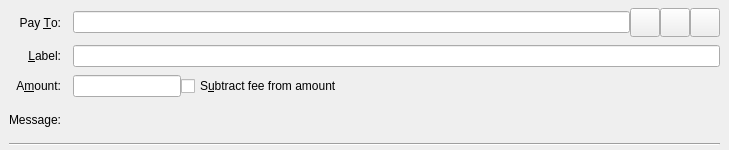
Above: src/qt/forms/sendcoinsentry.ui from rlinxy/fcore before the change. Below: the same form after it.
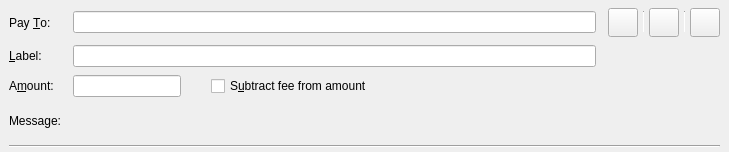
That is the form after the change. Icons and pictures are not drawn. Custom widgets are drawn as their Qt base class.

What changed in the file:
```diff
--- a/src/qt/forms/sendcoinsentry.ui
+++ b/src/qt/forms/sendcoinsentry.ui
@@ -7,7 +7,7 @@
     <x>0</x>
     <y>0</y>
     <width>729</width>
-    <height>150</height>
+    <height>152</height>
    </rect>
   </property>
   <property name="focusPolicy">
@@ -41,18 +41,82 @@
       <property name="text">
        <string>Pay &amp;To:</string>
       </property>
-      <property name="alignment">
-       <set>Qt::AlignRight|Qt::AlignTrailing|Qt::AlignVCenter</set>
-      </property>
       <property name="buddy">
        <cstring>payTo</cstring>
       </property>
      </widget>
     </item>
+    <item row="2" column="1">
+     <layout class="QHBoxLayout" name="horizontalLayoutAmount" stretch="0,0,1">
+      <item>
+       <widget class="FabcoinAmountField" name="payAmount"/>
+      </item>
+      <item>
+       <spacer name="horizontalSpacer">
+        <property name="orientation">
+         <enum>Qt::Horizontal</enum>
+        </property>
+        <property name="sizeType">
+         <enum>QSizePolicy::Fixed</enum>
+        </property>
+        <property name="sizeHint" stdset="0">
+         <size>
+          <width>30</width>
+          <height>20</height>
+         </size>
+        </property>
+       </spacer>
+      </item>
+      <item>
+       <widget class="QCheckBox" name="checkboxSubtractFeeFromAmount">
+        <property name="toolTip">
+         <string>The fee will be deducted from the amount being sent. The recipient will receive less fabcoins than you enter in the amount field. If multiple recipients are selected, the fee is split equally.</string>
+        </property>
+        <property name="text">
+         <string>S&amp;ubtract fee from amount</string>
+        </property>
+       </widget>
+      </item>
+     </layout>
+    </item>
+    <item row="1" column="1">
+     <widget class="QLineEdit" name="addAsLabel">
+      <property name="toolTip">
+       <string>Enter a label for this address to add it to the list of used addresses</string>
+      </property>
+     </widget>
+    </item>
+    <item row="1" column="0">
+     <widget class="QLabel" name="labellLabel">
+      <property name="text">
+       <string>&amp;Label:</string>
+      </property>
+      <property name="buddy">
+       <cstring>addAsLabel</cstring>
+      </property>
+     </widget>
+    </item>
+    <item row="3" column="0">
+     <widget class="QLabel" name="messageLabel">
+      <property name="text">
+       <string>Message:</string>
+      </property>
+     </widget>
+    </item>
+    <item row="2" column="0">
+     <widget class="QLabel" name="amountLabel">
+      <property name="text">
+       <string>A&amp;mount:</string>
+      </property>
+      <property name="buddy">
+       <cstring>payAmount</cstring>
+      </property>
+     </widget>
+    </item>
     <item row="0" column="1">
      <layout class="QHBoxLayout" name="payToLayout">
       <property name="spacing">
-       <number>0</number>
+       <number>6</number>
       </property>
       <item>
        <widget class="QValidatedLineEdit" name="payTo">
@@ -61,6 +125,53 @@
         </property>
        </widget>
       </item>
+     </layout>
+    </item>
+    <item row="5" column="0" colspan="5">
+     <widget class="Line" name="hLine">
+      <property name="orientation">
+       <enum>Qt::Horizontal</enum>
+      </property>
+     </widget>
+    </item>
+    <item row="0" column="2" colspan="3">
+     <layout class="QHBoxLayout" name="horizontalLayout_3">
+      <property name="spacing">
+       <number>5</number>
+      </property>
+      <item>
+       <widget class="QToolButton" name="deleteButton">
+        <property name="toolTip">
+         <string>Remove this entry</string>
+        </property>
+        <property name="text">
+         <string/>
+        </property>
+        <property name="icon">
+         <iconset resource="../fabcoin.qrc">
+          <normaloff>:/icons/remove_entry</normaloff>:/icons/remove_entry</iconset>
+        </property>
+        <property name="iconSize">
+         <size>
+          <width>22</width>
+          <height>22</height>
+         </size>
+        </property>
+       </widget>
+      </item>
+      <item>
+       <widget class="Line" name="vLine">
+        <property name="maximumSize">
+         <size>
+          <width>1</width>
+          <height>22</height>
+         </size>
+        </property>
+        <property name="orientation">
+         <enum>Qt::Vertical</enum>
+        </property>
+       </widget>
+      </item>
       <item>
        <widget class="QToolButton" name="addressBookButton">
         <property name="toolTip">
@@ -84,6 +195,19 @@
         </property>
        </widget>
       </item>
+      <item>
+       <widget class="Line" name="vLine2">
+        <property name="maximumSize">
+         <size>
+          <width>1</width>
+          <height>22</height>
+         </size>
+        </property>
+        <property name="orientation">
+         <enum>Qt::Vertical</enum>
+        </property>
+       </widget>
+      </item>
       <item>
        <widget class="QToolButton" name="pasteButton">
         <property name="toolTip">
@@ -107,105 +231,8 @@
         </property>
        </widget>
       </item>
-      <item>
-       <widget class="QToolButton" name="deleteButton">
-        <property name="toolTip">
-         <string>Remove this entry</string>
-        </property>
-        <property name="text">
-         <string/>
-        </property>
-        <property name="icon">
-         <iconset resource="../fabcoin.qrc">
-          <normaloff>:/icons/remove</normaloff>:/icons/remove</iconset>
-        </property>
-        <property name="iconSize">
-         <size>
-          <width>22</width>
-          <height>22</height>
-         </size>
-        </property>
-       </widget>
-      </item>
      </layout>
     </item>
-    <item row="1" column="0">
-     <widget class="QLabel" name="labellLabel">
-      <property name="text">
-       <string>&amp;Label:</string>
-      </property>
-      <property name="alignment">
-       <set>Qt::AlignRight|Qt::AlignTrailing|Qt::AlignVCenter</set>
-      </property>
-      <property name="buddy">
-       <cstring>addAsLabel</cstring>
-      </property>
-     </widget>
-    </item>
-    <item row="1" column="1">
-     <widget class="QLineEdit" name="addAsLabel">
-      <property name="toolTip">
-       <string>Enter a label for this address to add it to the list of used addresses</string>
-      </property>
-     </widget>
-    </item>
-    <item row="2" column="0">
-     <widget class="QLabel" name="amountLabel">
-      <property name="text">
-       <string>A&amp;mount:</string>
-      </property>
-      <property name="alignment">
-       <set>Qt::AlignRight|Qt::AlignTrailing|Qt::AlignVCenter</set>
-      </property>
-      <property name="buddy">
-       <cstring>payAmount</cstring>
-      </property>
-     </widget>
-    </item>
-    <item row="2" column="1">
-     <layout class="QHBoxLayout" name="horizontalLayoutAmount" stretch="0,1">
-      <item>
-       <widget class="FabcoinAmountField" name="payAmount"/>
-      </item>
-      <item>
-       <widget class="QCheckBox" name="checkboxSubtractFeeFromAmount">
-        <property name="toolTip">
-         <string>The fee will be deducted from the amount being sent. The recipient will receive less fabcoins than you enter in the amount field. If multiple recipients are selected, the fee is split equally.</string>
-        </property>
-        <property name="text">
-         <string>S&amp;ubtract fee from amount</string>
-        </property>
-       </widget>
-      </item>
-     </layout>
-    </item>
-    <item row="3" column="0">
-     <widget class="QLabel" name="messageLabel">
-      <property name="text">
-       <string>Message:</string>
-      </property>
-      <property name="alignment">
-       <set>Qt::AlignRight|Qt::AlignTrailing|Qt::AlignVCenter</set>
-      </property>
-     </widget>
-    </item>
-    <item row="3" column="1">
-     <widget class="QLabel" name="messageTextLabel">
-      <property name="toolTip">
-       <string>A message that was attached to the fabcoin: URI which will be stored with the transaction for your reference. Note: This message will not be sent over the Fabcoin network.</string>
-      </property>
-      <property name="textFormat">
-       <enum>Qt::PlainText</enum>
-      </property>
-     </widget>
-    </item>
-    <item row="4" column="0" colspan="2">
-     <widget class="Line" name="line">
-      <property name="orientation">
-       <enum>Qt::Horizontal</enum>
-      </property>
-     </widget>
-    </item>
    </layout>
   </widget>
   <widget class="QFrame" name="SendCoins_UnauthenticatedPaymentRequest">
```
Left out of the diff: 26 changed lines with no effect on the pictures.
